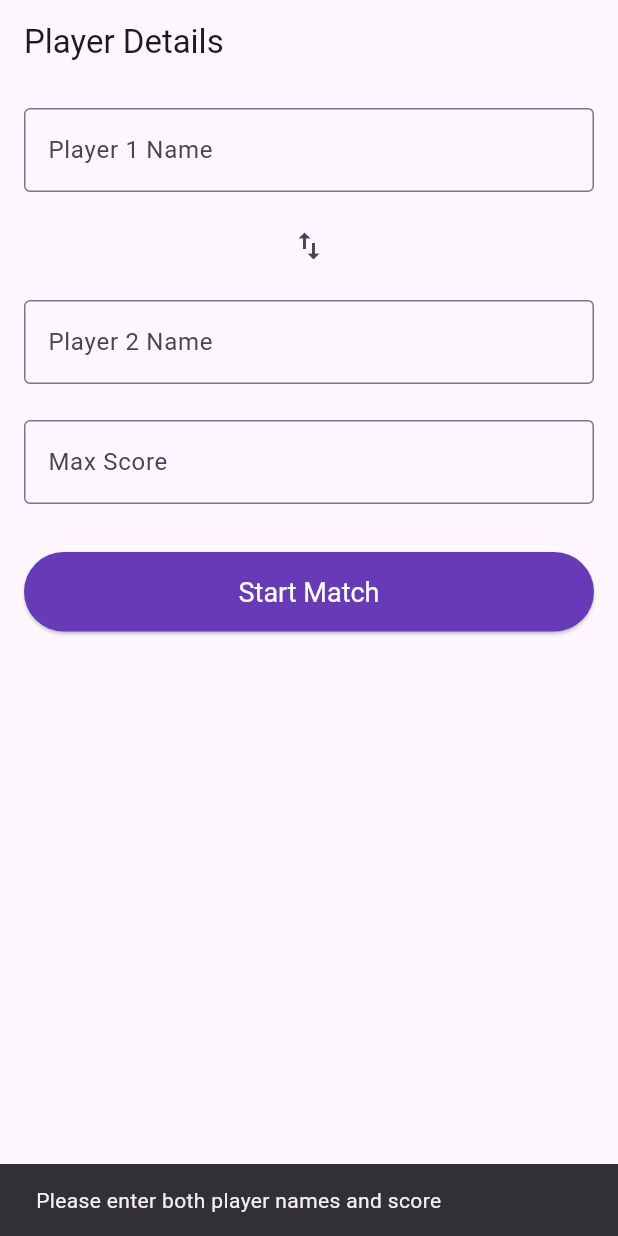
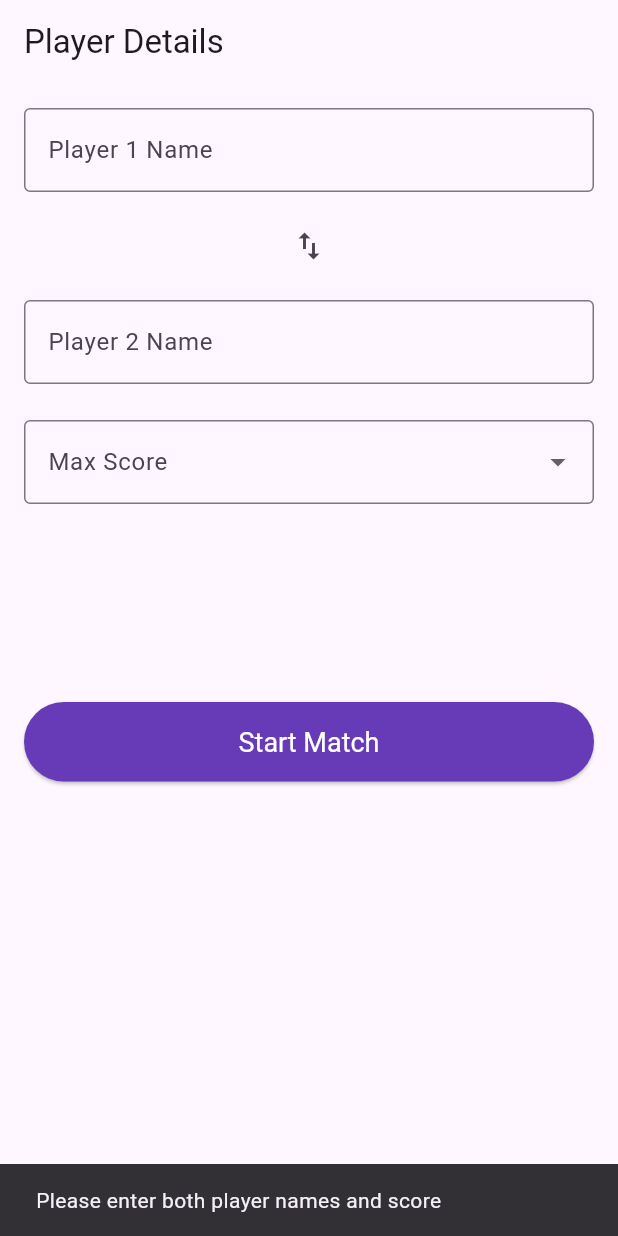
Before and after one commit to AwfulAlien/Sock, a Flutter app: the screen it shows after launch, after a tap on "Start Match", on a phone screen of 412 x 824 dp. Run offline on Flutter 3.47's test engine with Material 3 defaults, Android fonts, the phone set to English and light mode, and no system bars; our stand-ins replace wakelock_plus.

Commit message:
Changed Max Score field as a dropdown

```diff
--- a/lib/screen/player_entry_screen.dart
+++ b/lib/screen/player_entry_screen.dart
@@ -12,22 +12,16 @@ class PlayerEntryScreen extends StatefulWidget {
 class _PlayerEntryScreenState extends State<PlayerEntryScreen> {
   final _player1Controller = TextEditingController();
   final _player2Controller = TextEditingController();
-  final _maxScoreController = TextEditingController();
+  int? _maxScore;
 
   void _startMatch() {
-    int? maxScore = int.tryParse(_maxScoreController.text);
     if (_player1Controller.text.trim().isEmpty ||
         _player2Controller.text.trim().isEmpty ||
-        _maxScoreController.text.trim().isEmpty) {
+        _maxScore == null) {
       ScaffoldMessenger.of(context).showSnackBar(
         const SnackBar(
           content: Text('Please enter both player names and score'),
         ),
-      );
-    } else if (maxScore == null || maxScore <= 0 || maxScore > 21) {
-      ScaffoldMessenger.of(context).showSnackBar(
-        const SnackBar(
-            content: Text('Please enter a valid number for Max Score')),
       );
     } else {
       Navigator.push(
@@ -36,7 +30,7 @@ class _PlayerEntryScreenState extends State<PlayerEntryScreen> {
           builder: (context) => ScoreScreen(
             player1Name: _player1Controller.text.trim(),
             player2Name: _player2Controller.text.trim(),
-            maxScore: maxScore,
+            maxScore: _maxScore,
           ),
         ),
       );
@@ -87,15 +81,32 @@ class _PlayerEntryScreenState extends State<PlayerEntryScreen> {
                 ),
               ),
               const SizedBox(height: 24),
-              TextField(
-                controller: _maxScoreController,
-                keyboardType: TextInputType.number,
-                decoration: const InputDecoration(
-                  labelText: 'Max Score',
-                  border: OutlineInputBorder(),
-                ),
+              SizedBox(
+                height: 180,
+                child: DropdownButtonFormField<int>(
+                    decoration: const InputDecoration(
+                      labelText: 'Max Score',
+                      border: OutlineInputBorder(),
+                    ),
+                    value: _maxScore,
+                    items: const [
+                      DropdownMenuItem(
+                        value: 11,
+                        child: Text('11'),
+                      ),
+                      DropdownMenuItem(
+                        value: 21,
+                        child: Text('21'),
+                      ),
+                    ],
+                    isExpanded: true,
+                    onChanged: (int? newValue) {
+                      setState(() {
+                        _maxScore = newValue;
+                      });
+                    }),
               ),
-              const SizedBox(height: 32),
+              const SizedBox(height: 8),
               ElevatedButton(
                 onPressed: _startMatch,
                 style: ElevatedButton.styleFrom(
```
